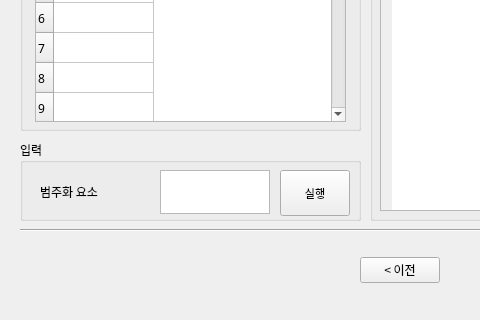
Above: UI/ordering_categorical.ui from jihye1996/Automated-De-Identification before the change; both pictures show x 0 to 480 and y 330 to 650 of the 900 by 650 pixel window. Below: the same form after it.
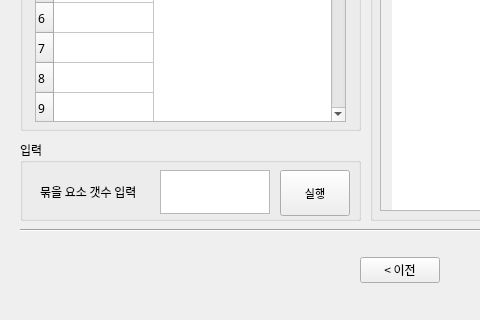
That is the form after the change.

Diff of the .ui file:
```diff
--- a/UI/ordering_categorical.ui
+++ b/UI/ordering_categorical.ui
@@ -166,7 +166,7 @@
       </rect>
      </property>
      <property name="text">
-      <string>범주화 요소</string>
+      <string>묶을 요소 갯수 입력</string>
      </property>
     </widget>
     <widget class="QPushButton" name="runButton">
```
